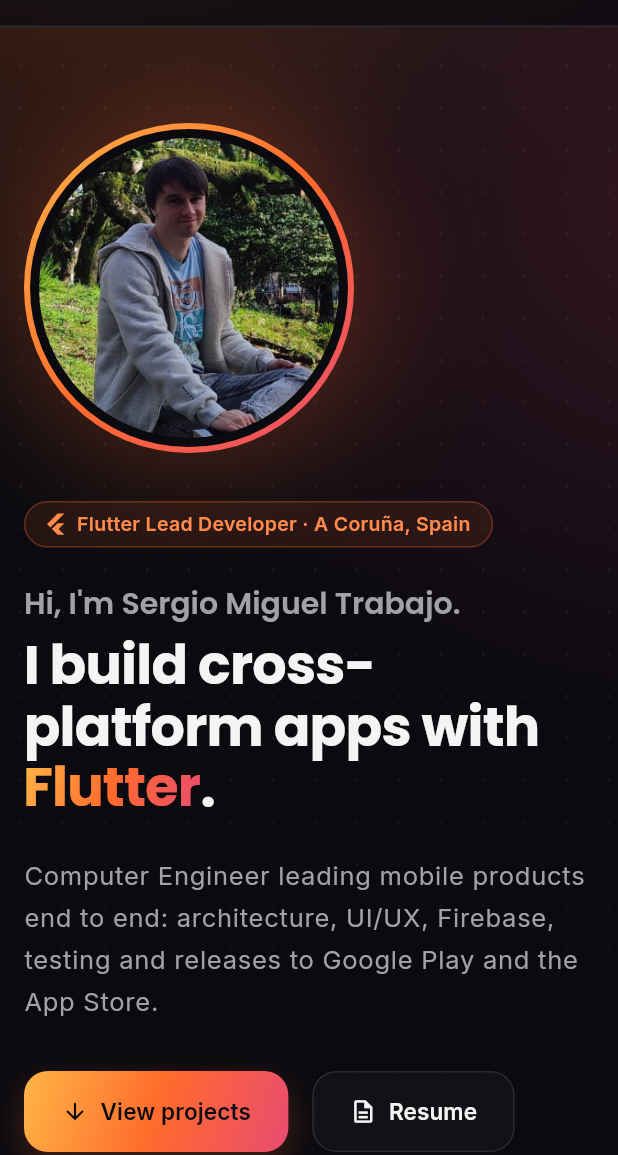
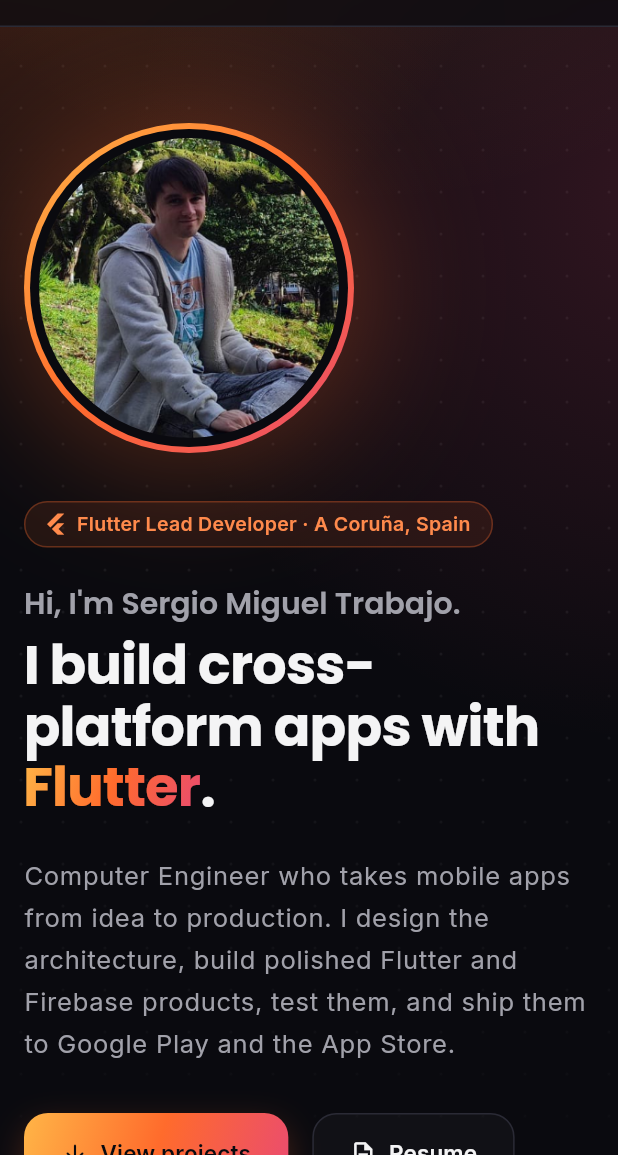
Before and after one commit to Sermio/Portfolio, a Flutter app: the screen it shows after launch, on a phone screen of 412 x 824 dp, the part 81-1236 px from its top. Run offline on Flutter 3.47's test engine with Material 3 defaults, Android fonts, the phone set to English and light mode, and no system bars; our stand-ins replace animate_do, font_awesome_flutter, google_fonts.

Commit message:
feat: rewrite hero tagline to focus on what I deliver

```diff
--- a/lib/data/data.dart
+++ b/lib/data/data.dart
@@ -10,7 +10,7 @@
 const heroHeadlineStart = "I build cross-platform apps with ";
 const heroHeadlineHighlight = "Flutter";
 const heroSubtitle =
-    "Computer Engineer leading mobile products end to end: architecture, UI/UX, Firebase, testing and releases to Google Play and the App Store.";
+    "Computer Engineer who takes mobile apps from idea to production. I design the architecture, build polished Flutter and Firebase products, test them, and ship them to Google Play and the App Store.";
 const avatarAsset = "assets/images/img.png";
 
 /// Start of my professional career, used for the "years of experience" stat.
```
Also changed, not shown: 1 other file.
